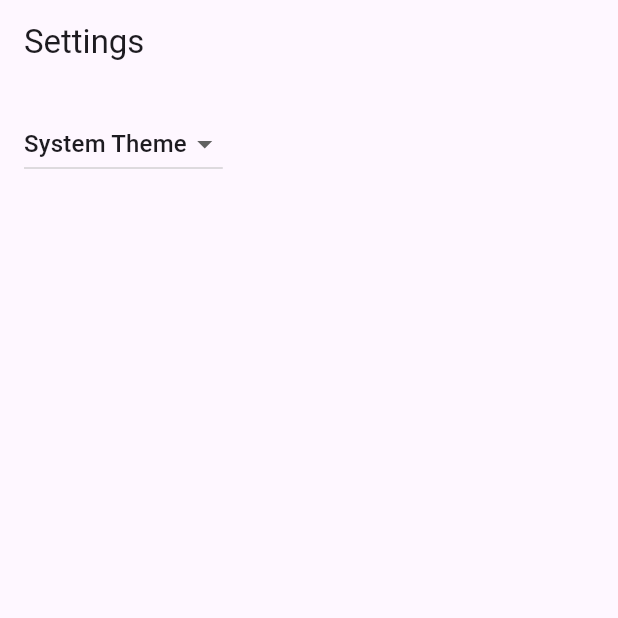
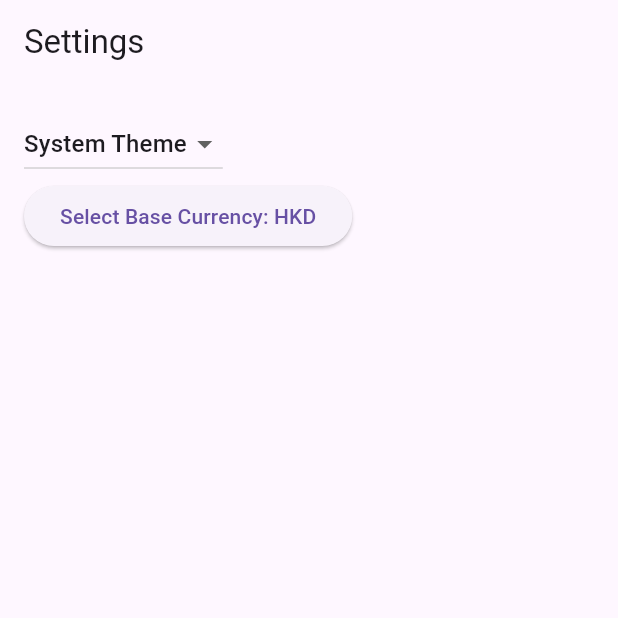
Before and after one commit to royng163/FinC, a Flutter app: the SettingsPage screen opened by its route, on a phone screen of 412 x 824 dp, the top half of it. Run offline on Flutter 3.47's test engine with Material 3 defaults, Android fonts, the phone set to English and light mode, and no system bars; our stand-ins replace cloud_firestore, firebase_auth, firebase_core, go_router; missing offline and left inert: adaptive_navigation, currency_picker; accounts and stored records are empty; generated files the repository leaves out were written again.

Commit message:
Implemented adding account and base currency setting

```diff
--- a/lib/src/components/app_router.dart
+++ b/lib/src/components/app_router.dart
@@ -1,4 +1,5 @@
 import 'package:finc/src/components/navbar.dart';
+import 'package:finc/src/pages/home/add_account_view.dart';
 import 'package:go_router/go_router.dart';
 import 'package:finc/src/pages/settings/signin_page.dart';
 import 'package:finc/src/models/user_model.dart';
@@ -24,6 +25,18 @@ class AppRouter {
         path: '/home',
         builder: (context, state) =>
             NavBar(settingsController: settingsController),
+        routes: [
+          GoRoute(
+            path: 'add-account',
+            builder: (context, state) =>
+                AddAccountView(settingsController: settingsController),
+          ),
+          GoRoute(
+            path: '/add-transaction',
+            builder: (context, state) =>
+                AddTransactionView(settingsController: settingsController),
+          ),
+        ],
       ),
       GoRoute(
         path: '/accounts',
@@ -34,10 +47,6 @@ class AppRouter {
         builder: (context, state) =>
             SettingsPage(controller: settingsController),
       ),
-      GoRoute(
-        path: '/add-transaction',
-        builder: (context, state) => AddTransactionView(),
-      ),
     ],
   );
 }
--- a/lib/src/components/settings_controller.dart
+++ b/lib/src/components/settings_controller.dart
@@ -8,23 +8,25 @@ import '../helpers/settings_service.dart';
 /// Controllers glue Data Services to Flutter Widgets. The SettingsController
 /// uses the SettingsService to store and retrieve user settings.
 class SettingsController with ChangeNotifier {
-  SettingsController(this._settingsService);
+  SettingsController(this.settingsService);
 
   // Make SettingsService a private variable so it is not used directly.
-  final SettingsService _settingsService;
+  final SettingsService settingsService;
 
-  // Make ThemeMode a private variable so it is not updated directly without
-  // also persisting the changes with the SettingsService.
+  // The user's preferred ThemeMode.
   late ThemeMode _themeMode;
+  ThemeMode get themeMode => _themeMode;
 
-  // Allow Widgets to read the user's preferred ThemeMode.
-  ThemeMode get themeMode => _themeMode;
+  // The user's preferred base currency.
+  late String _baseCurrency;
+  String get baseCurrency => _baseCurrency;
 
   /// Load the user's settings from the SettingsService. It may load from a
   /// local database or the internet. The controller only knows it can load the
   /// settings from the service.
   Future<void> loadSettings() async {
-    _themeMode = await _settingsService.themeMode();
+    _themeMode = await settingsService.themeMode();
+    _baseCurrency = await settingsService.baseCurrency();
 
     // Important! Inform listeners a change has occurred.
     notifyListeners();
@@ -45,6 +47,24 @@ class SettingsController with ChangeNotifier {
 
     // Persist the changes to a local database or the internet using the
     // SettingService.
-    await _settingsService.updateThemeMode(newThemeMode);
+    await settingsService.updateThemeMode(newThemeMode);
+  }
+
+  /// Update and persist the base currency based on the user's selection.
+  Future<void> updateBaseCurrency(String newBaseCurrency) async {
+    if (newBaseCurrency.isEmpty) return;
+
+    // Do not perform any work if new and old base currency are identical
+    if (newBaseCurrency == _baseCurrency) return;
+
+    // Otherwise, store the new base currency in memory
+    _baseCurrency = newBaseCurrency;
+
+    // Important! Inform listeners a change has occurred.
+    notifyListeners();
+
+    // Persist the changes to a local database or the internet using the
+    // SettingService.
+    await settingsService.updateBaseCurrency(newBaseCurrency);
   }
 }
--- a/lib/src/helpers/settings_service.dart
+++ b/lib/src/helpers/settings_service.dart
@@ -14,4 +14,13 @@ class SettingsService {
     // Use the shared_preferences package to persist settings locally or the
     // http package to persist settings over the network.
   }
+
+  /// Loads the User's preferred base currency from local or remote storage.
+  Future<String> baseCurrency() async => 'HKD';
+
+  /// Persists the user's preferred base currency to local or remote storage.
+  Future<void> updateBaseCurrency(String currency) async {
+    // Use the shared_preferences package to persist settings locally or the
+    // http package to persist settings over the network.
+  }
 }
--- a/lib/src/models/account_model.dart
+++ b/lib/src/models/account_model.dart
@@ -5,6 +5,7 @@ class AccountModel {
   final String userId;
   final String accountName;
   final double balance;
+  final String currency;
   final Timestamp createdAt;
 
   AccountModel({
@@ -12,6 +13,7 @@ class AccountModel {
     required this.userId,
     required this.accountName,
     required this.balance,
+    required this.currency,
     required this.createdAt,
   });
 
@@ -22,6 +24,7 @@ class AccountModel {
       userId: data['userId'],
       accountName: data['accountName'],
       balance: data['balance'],
+      currency: data['currency'],
       createdAt: data['createdAt'],
     );
   }
@@ -31,6 +34,7 @@ class AccountModel {
       'userId': userId,
       'accountName': accountName,
       'balance': balance,
+      'currency': currency,
       'createdAt': createdAt,
     };
   }
--- a/lib/src/pages/home/balance_tab.dart
+++ b/lib/src/pages/home/balance_tab.dart
@@ -1,7 +1,5 @@
 import 'package:flutter/material.dart';
-
-import '../../models/transaction_model.dart';
-import 'transaction_details_view.dart';
+import 'package:go_router/go_router.dart';
 
 class BalanceTab extends StatelessWidget {
   const BalanceTab({
@@ -81,7 +79,7 @@ class BalanceTab extends StatelessWidget {
           children: [
             ElevatedButton(
               onPressed: () {
-                // Add your onPressed code here for adding a new account
+                context.go('/home/add-account');
               },
               child: const Text('Add Account'),
             ),
--- a/lib/src/pages/settings/settings_page.dart
+++ b/lib/src/pages/settings/settings_page.dart
@@ -1,12 +1,12 @@
 import 'package:flutter/material.dart';
-
+import 'package:currency_picker/currency_picker.dart';
 import '../../components/settings_controller.dart';
 
 /// Displays the various settings that can be customized by the user.
 ///
 /// When a user changes a setting, the SettingsController is updated and
 /// Widgets that listen to the SettingsController are rebuilt.
-class SettingsPage extends StatelessWidget {
+class SettingsPage extends StatefulWidget {
   const SettingsPage({super.key, required this.controller});
 
   static const routeName = '/settings';
@@ -14,22 +14,26 @@ class SettingsPage extends StatelessWidget {
   final SettingsController controller;
 
   @override
+  State<SettingsPage> createState() => SettingsPageState();
+}
+
+class SettingsPageState extends State<SettingsPage> {
+  @override
   Widget build(BuildContext context) {
     return Scaffold(
       appBar: AppBar(
         title: const Text('Settings'),
       ),
       body: Padding(
-        padding: const EdgeInsets.all(16),
-        // Glue the SettingsController to the theme selection DropdownButton.
-        //
-        // When a user selects a theme from the dropdown list, the
-        // SettingsController is updated, which rebuilds the MaterialApp.
-        child: DropdownButton<ThemeMode>(
+        padding: const EdgeInsets.all(16.0),
+        child: Column(
+          crossAxisAlignment: CrossAxisAlignment.start,
+          children: [
+            DropdownButton<ThemeMode>(
               // Read the selected themeMode from the controller
-          value: controller.themeMode,
+              value: widget.controller.themeMode,
               // Call the updateThemeMode method any time the user selects a theme.
-          onChanged: controller.updateThemeMode,
+              onChanged: widget.controller.updateThemeMode,
               items: const [
                 DropdownMenuItem(
                   value: ThemeMode.system,
@@ -42,7 +46,21 @@ class SettingsPage extends StatelessWidget {
                 DropdownMenuItem(
                   value: ThemeMode.dark,
                   child: Text('Dark Theme'),
-            )
+                ),
+              ],
+            ),
+            ElevatedButton(
+              onPressed: () {
+                showCurrencyPicker(
+                  context: context,
+                  onSelect: (Currency currency) {
+                    widget.controller.updateBaseCurrency(currency.code);
+                  },
+                );
+              },
+              child: Text(
+                  'Select Base Currency: ${widget.controller.baseCurrency}'),
+            ),
           ],
         ),
       ),
--- a/pubspec.yaml
+++ b/pubspec.yaml
@@ -11,6 +11,7 @@ environment:
 dependencies:
   adaptive_navigation: ^0.0.10
   cloud_firestore: ^5.6.0
+  currency_picker: ^2.0.21
   firebase_auth: ^5.3.4
   firebase_core: ^3.9.0
   flutter:
```
Also changed, not shown: lib/src/components/navbar.dart (+9 -36 lines), lib/src/pages/home/add_account_view.dart (added, +171 -0 lines), lib/src/pages/home/add_transaction_view.dart (+36 -2 lines), pubspec.lock. Lines whose indentation alone changed are shown as unchanged.
